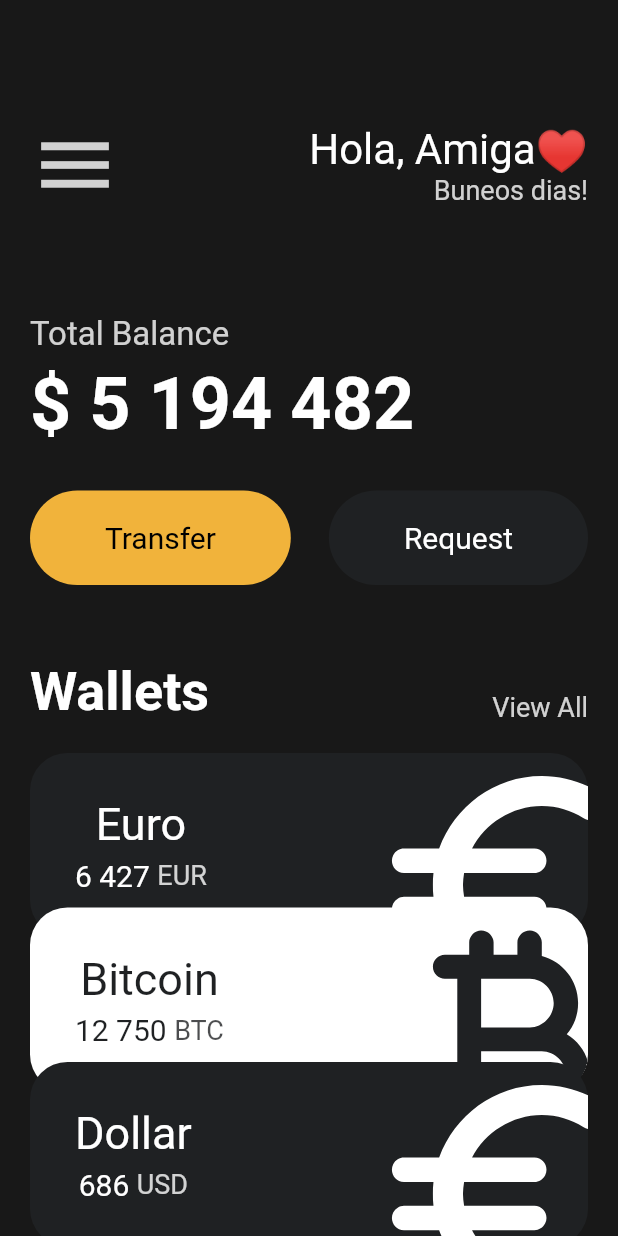
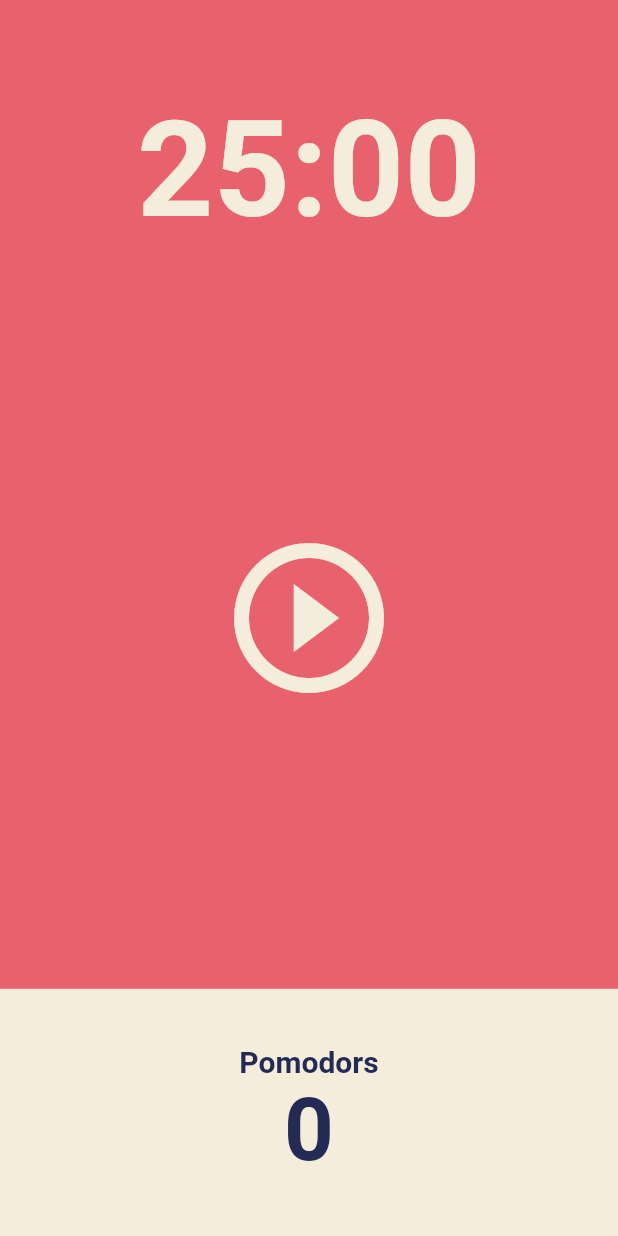
Before and after one commit to Four-Ace/flutter_Payment-_UI, a Flutter app: the screen it shows after launch, on a phone screen of 412 x 824 dp. Run offline on Flutter 3.47's test engine with Material 2 defaults, Android fonts, the phone set to English and light mode, and no system bars.

Commit message:
v7 - Flutter #5.0

```diff
--- a/lib/main.dart
+++ b/lib/main.dart
@@ -1,6 +1,5 @@
 import 'package:flutter/material.dart';
-import 'package:toonflix/widgets/button.dart';
-import 'package:toonflix/widgets/currency_card.dart';
+import 'package:toonflix/screens/home_screen.dart';
 
 void main() {
   runApp(const App());
@@ -12,139 +11,18 @@ class App extends StatelessWidget {
   @override
   Widget build(BuildContext context) {
     return MaterialApp(
-      home: Scaffold(
-        backgroundColor: const Color(0xFF181818),
-        body: SingleChildScrollView(
-          child: Padding(
-            padding: const EdgeInsets.symmetric(
-              horizontal: 20,
-            ),
-            child: Column(
-              crossAxisAlignment: CrossAxisAlignment.start,
-              children: [
-                const SizedBox(
-                  height: 80,
-                ),
-                Row(
-                  mainAxisAlignment: MainAxisAlignment.spaceBetween,
-                  children: [
-                    Icon(
-                      Icons.menu,
-                      color: Colors.white.withOpacity(0.8),
-                      size: 60,
-                    ),
-                    Column(
-                      crossAxisAlignment: CrossAxisAlignment.end,
-                      children: [
-                        const Text(
-                          'Hola, Amiga♥',
-                          style: TextStyle(color: Colors.white, fontSize: 28),
-                        ),
-                        Text(
-                          'Buneos dias!',
-                          style: TextStyle(
-                            color: Colors.white.withOpacity(0.8),
-                            fontSize: 18,
-                          ),
-                        ),
-                      ],
-                    ),
-                  ],
-                ),
-                const SizedBox(
-                  height: 70,
-                ),
-                Text(
-                  'Total Balance',
-                  style: TextStyle(
-                    color: Colors.white.withOpacity(0.8),
-                    fontSize: 22,
-                  ),
-                ),
-                const SizedBox(
-                  height: 5,
-                ),
-                const Text(
-                  '\$ 5 194 482',
-                  style: TextStyle(
-                    fontSize: 48,
-                    color: Colors.white,
-                    fontWeight: FontWeight.w600,
-                  ),
-                ),
-                const SizedBox(
-                  height: 30,
-                ),
-                const Row(
-                  mainAxisAlignment: MainAxisAlignment.spaceBetween,
-                  children: [
-                    button(
-                      bgColor: Color(0xfff1b33b),
-                      textColor: Colors.black,
-                      text: 'Transfer',
-                    ),
-                    button(
-                      bgColor: Color(0xFF1F2123),
-                      textColor: Colors.white,
-                      text: 'Request',
-                    ),
-                  ],
-                ),
-                const SizedBox(
-                  height: 50,
-                ),
-                Row(
-                  mainAxisAlignment: MainAxisAlignment.spaceBetween,
-                  crossAxisAlignment: CrossAxisAlignment.end,
-                  children: [
-                    const Text(
-                      'Wallets',
-                      style: TextStyle(
-                          fontSize: 36,
-                          color: Colors.white,
-                          fontWeight: FontWeight.w600),
-                    ),
-                    Text(
-                      'View All',
-                      style: TextStyle(
-                        fontSize: 18,
-                        color: Colors.white.withOpacity(0.8),
-                      ),
-                    ),
-                  ],
-                ),
-                const SizedBox(
-                  height: 20,
-                ),
-                const currencyCard(
-                  name: 'Euro',
-                  amount: '6 427',
-                  code: 'EUR',
-                  icon: Icons.euro_rounded,
-                  isInverted: false,
-                  order: 1,
-                ),
-                const currencyCard(
-                  name: 'Bitcoin',
-                  amount: '12 750',
-                  code: 'BTC',
-                  icon: Icons.currency_bitcoin_rounded,
-                  isInverted: true,
-                  order: 2,
-                ),
-                const currencyCard(
-                  name: 'Dollar',
-                  amount: '686',
-                  code: 'USD',
-                  icon: Icons.euro_rounded,
-                  isInverted: false,
-                  order: 3,
-                ),
-              ],
-            ),
+      theme: ThemeData(
+        colorScheme: ColorScheme.fromSwatch(
+          backgroundColor: const Color(0xFFE7626C),
+        ),
+        textTheme: const TextTheme(
+          displayLarge: TextStyle(
+            color: Color(0xFF232B55),
           ),
         ),
+        cardColor: const Color(0xfff4eddb),
       ),
+      home: const HomeScreen(),
     );
   }
 }
--- /dev/null
+++ b/lib/screens/home_screen.dart
@@ -0,0 +1,89 @@
+import 'package:flutter/material.dart';
+
+class HomeScreen extends StatefulWidget {
+  const HomeScreen({super.key});
+
+  @override
+  State<HomeScreen> createState() => _HomeScreenState();
+}
+
+class _HomeScreenState extends State<HomeScreen> {
+  @override
+  Widget build(BuildContext context) {
+    return Scaffold(
+      backgroundColor: Theme.of(context).colorScheme.background,
+      body: Column(
+        children: [
+          Flexible(
+            flex: 1,
+            child: Container(
+              alignment: Alignment.bottomCenter,
+              child: Text(
+                '25:00',
+                style: TextStyle(
+                  color: Theme.of(context).cardColor,
+                  fontSize: 89,
+                  fontWeight: FontWeight.w600,
+                ),
+              ),
+            ),
+          ),
+          Flexible(
+            flex: 3,
+            child: Center(
+              child: SizedBox(
+                width: 150,
+                height: 150,
+                child: IconButton(
+                  onPressed: () {},
+                  icon: Icon(
+                    Icons.play_circle_outline,
+                    color: Theme.of(context).cardColor,
+                    size: 120,
+                  ),
+                ),
+              ),
+            ),
+          ),
+          Flexible(
+            flex: 1,
+            child: Row(
+              children: [
+                Expanded(
+                  child: Container(
+                    decoration: BoxDecoration(
+                      color: Theme.of(context).cardColor,
+                    ),
+                    child: Column(
+                      mainAxisAlignment: MainAxisAlignment.center,
+                      children: [
+                        Text(
+                          'Pomodors',
+                          style: TextStyle(
+                            fontSize: 20,
+                            color:
+                                Theme.of(context).textTheme.displayLarge!.color,
+                            fontWeight: FontWeight.w600,
+                          ),
+                        ),
+                        Text(
+                          '0',
+                          style: TextStyle(
+                            fontSize: 58,
+                            color:
+                                Theme.of(context).textTheme.displayLarge!.color,
+                            fontWeight: FontWeight.w600,
+                          ),
+                        ),
+                      ],
+                    ),
+                  ),
+                ),
+              ],
+            ),
+          ),
+        ],
+      ),
+    );
+  }
+}
```
